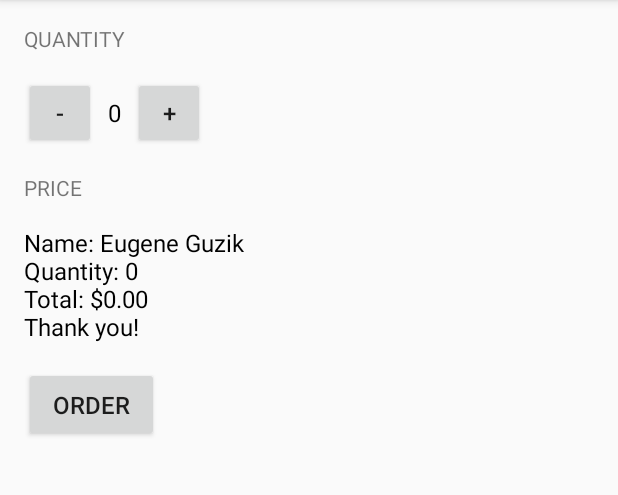
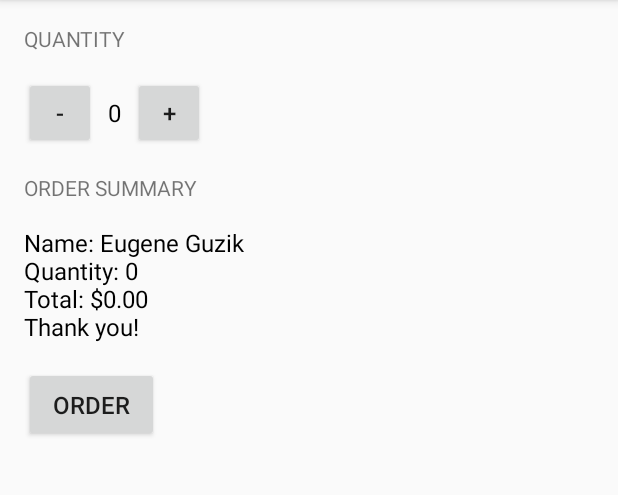
Before and after one commit to guzike/JustJava, an Android app: the screen it shows after launch (MainActivity), after a tap on "ORDER", on a phone screen of 412 x 824 dp, the part 84-579 px from its top. Run offline under Robolectric (Android 15) with nearby library versions, the phone set to English and light mode, and no system bars.

Commit message:
price -> order summary unused method deleted

```diff
--- a/app/src/main/java/com/example/android/justjava/MainActivity.java
+++ b/app/src/main/java/com/example/android/justjava/MainActivity.java
@@ -57,18 +57,10 @@ public class MainActivity extends AppCompatActivity {
     }
 
     /**
-     * This method displays the given price on the screen.
-     */
-    private void displayPrice(int number) {
-        TextView priceTextView = (TextView) findViewById(R.id.price_text_view);
-        priceTextView.setText(NumberFormat.getCurrencyInstance().format(number));
-    }
-
-    /**
      * This method displays the given text on the screen.
      */
     private void displayMessage(String message) {
-        TextView priceTextView = (TextView) findViewById(R.id.price_text_view);
+        TextView priceTextView = (TextView) findViewById(R.id.order_summary_text_view);
         priceTextView.setText(message);
     }
 
@@ -78,8 +70,8 @@ public class MainActivity extends AppCompatActivity {
     }
 
     private String createOrderSummary(int price){
-        return "Name: Eugene Guzik\n" +
-                "Quantity: "+numberOfCoffees+
+        return "Name: Eugene Guzik" +
+                "\nQuantity: "+numberOfCoffees+
                 "\nTotal: "+NumberFormat.getCurrencyInstance().format(price)+
                 "\nThank you!";
     }
--- a/app/src/main/res/layout/activity_main.xml
+++ b/app/src/main/res/layout/activity_main.xml
@@ -52,11 +52,11 @@
         android:layout_height="wrap_content"
         android:layout_marginBottom="16dp"
         android:layout_marginTop="16dp"
-        android:text="Price"
+        android:text="Order summary"
         android:textAllCaps="true" />
 
     <TextView
-        android:id="@+id/price_text_view"
+        android:id="@+id/order_summary_text_view"
         android:layout_width="wrap_content"
         android:layout_height="wrap_content"
         android:text="Total: 0,00 &#8372;"
```
